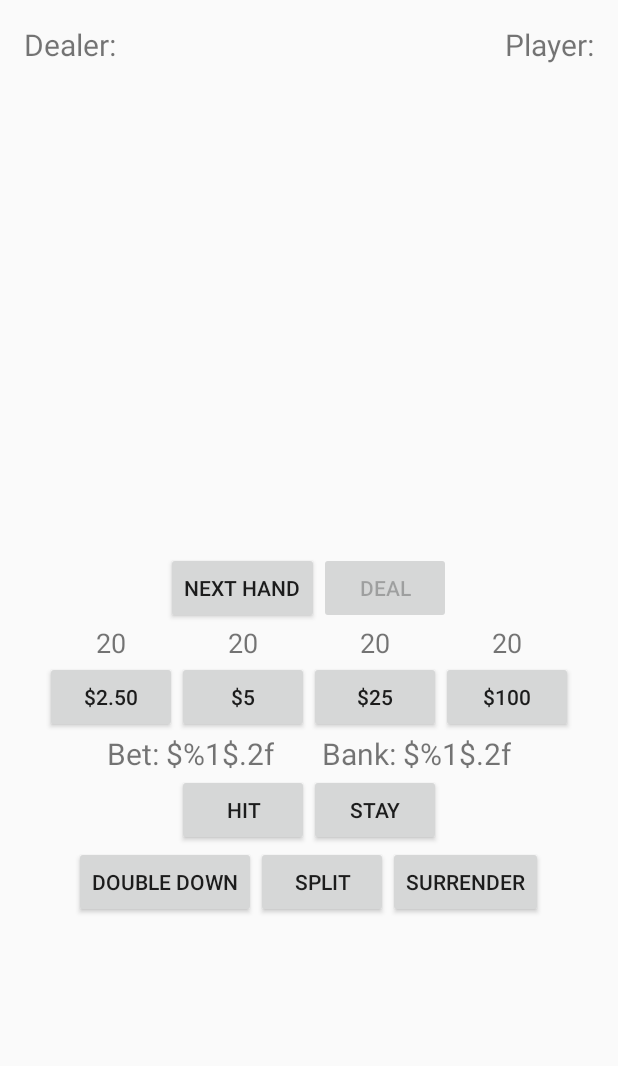
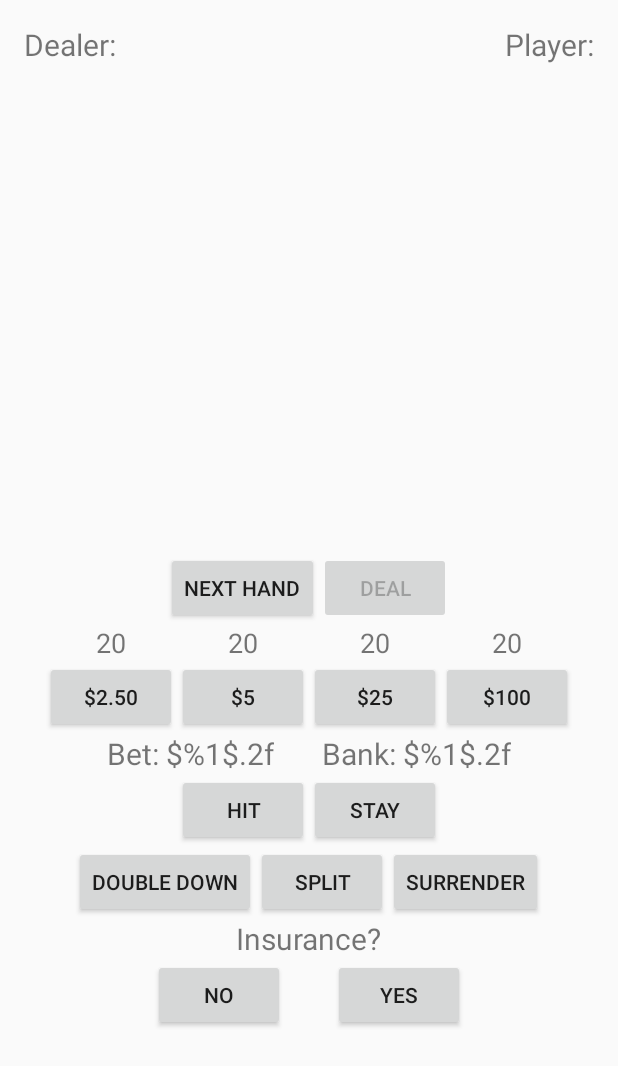
Before and after one commit to jrobinson3k1/Blackjack, an Android app: the layout activity_main.xml on its own in the app's theme, with its tools: preview values and no code run, on a phone screen of 412 x 824 dp. Shown: the top 1066 px of the screen. Run offline under Robolectric (Android 15) with nearby library versions, the phone set to English and light mode, and no system bars.

Commit message:
Initial work for insurance, payouts for special 21s

```diff
--- a/app/build.gradle
+++ b/app/build.gradle
@@ -28,9 +28,6 @@ dependencies {
     implementation "org.jetbrains.kotlin:kotlin-stdlib-jre7:$kotlin_version"
     implementation 'com.android.support:appcompat-v7:27.1.1'
     implementation 'com.android.support:support-v4:27.1.1'
-    //testImplementation 'junit:junit:4.12'
-    //androidTestImplementation 'com.android.support.test:runner:1.0.1'
-    //androidTestImplementation 'com.android.support.test.espresso:espresso-core:3.0.1'
-    implementation 'com.android.support.constraint:constraint-layout:1.0.2'
+    implementation 'com.android.support:design:27.1.1'
     implementation "io.reactivex.rxjava2:rxjava:2.1.13"
 }
--- a/app/src/main/res/layout/activity_main.xml
+++ b/app/src/main/res/layout/activity_main.xml
@@ -1,8 +1,11 @@
 <?xml version="1.0" encoding="utf-8"?>
-<LinearLayout xmlns:android="http://schemas.android.com/apk/res/android"
+<ScrollView xmlns:android="http://schemas.android.com/apk/res/android"
     xmlns:tools="http://schemas.android.com/tools"
     android:layout_width="match_parent"
-    android:layout_height="match_parent"
+    android:layout_height="match_parent">
+    <LinearLayout
+        android:layout_width="match_parent"
+        android:layout_height="wrap_content"
         android:orientation="vertical"
         android:padding="16dp"
         tools:context=".activity.MainActivity">
@@ -250,4 +253,44 @@
                     android:text="Surrender" />
             </LinearLayout>
         </LinearLayout>
+
+        <LinearLayout
+            android:id="@+id/insuranceController"
+            android:layout_width="match_parent"
+            android:layout_height="wrap_content"
+            android:gravity="center_horizontal"
+            android:orientation="vertical"
+            android:visibility="gone"
+            tools:visibility="visible">
+
+            <TextView
+                android:layout_width="wrap_content"
+                android:layout_height="wrap_content"
+                android:text="Insurance?"
+                android:textSize="20sp" />
+
+            <LinearLayout
+                android:layout_width="match_parent"
+                android:layout_height="wrap_content"
+                android:gravity="center_horizontal"
+                android:orientation="horizontal">
+
+                <Button
+                    android:id="@+id/passInsurance"
+                    android:layout_width="wrap_content"
+                    android:layout_height="wrap_content"
+                    android:text="No" />
+
+                <Space
+                    android:layout_width="32dp"
+                    android:layout_height="wrap_content" />
+
+                <Button
+                    android:id="@+id/takeInsurance"
+                    android:layout_width="wrap_content"
+                    android:layout_height="wrap_content"
+                    android:text="Yes" />
             </LinearLayout>
+        </LinearLayout>
+    </LinearLayout>
+</ScrollView>
--- a/data/build.gradle
+++ b/data/build.gradle
@@ -30,9 +30,6 @@ dependencies {
 
     implementation 'com.android.support:appcompat-v7:27.1.1'
     implementation "org.jetbrains.kotlin:kotlin-stdlib:$kotlin_version"
-    //testImplementation 'junit:junit:4.12'
-    //androidTestImplementation 'com.android.support.test:runner:1.0.1'
-    //androidTestImplementation 'com.android.support.test.espresso:espresso-core:3.0.1'
 }
 repositories {
     mavenCentral()
--- a/data/src/main/java/us/jasonrobinson/fun21carnival/data/model/AIPlayer.kt
+++ b/data/src/main/java/us/jasonrobinson/fun21carnival/data/model/AIPlayer.kt
@@ -1,6 +1,10 @@
 package us.jasonrobinson.fun21carnival.data.model
 
 class AIPlayer(name: String) : Player(name, object : EventListener {
+    override fun takeInsurance(): Boolean {
+        TODO("not implemented") //To change body of created functions use File | Settings | File Templates.
+    }
+
     override fun onPlayHand(hand: Hand<*>, availableActions: List<Hand.Action>): Hand.Action {
         TODO("not implemented") //To change body of created functions use File | Settings | File Templates.
     }
```
Also changed, not shown: app/src/main/java/us/jasonrobinson/fun21carnival/activity/MainActivity.kt (+36 -7 lines), data/src/main/java/us/jasonrobinson/fun21carnival/data/game/Blackjack.kt (+68 -32 lines), data/src/main/java/us/jasonrobinson/fun21carnival/data/game/Spanish21.kt (+16 -2 lines), data/src/main/java/us/jasonrobinson/fun21carnival/data/model/Hand.kt (+6 -2 lines), data/src/main/java/us/jasonrobinson/fun21carnival/data/model/Player.kt (+20 -0 lines), data/src/main/java/us/jasonrobinson/fun21carnival/data/model/PlayerSeat.kt (+17 -2 lines). Lines whose indentation alone changed are shown as unchanged.
